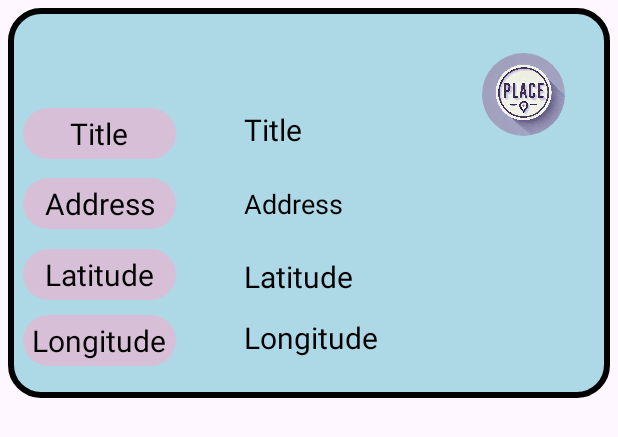
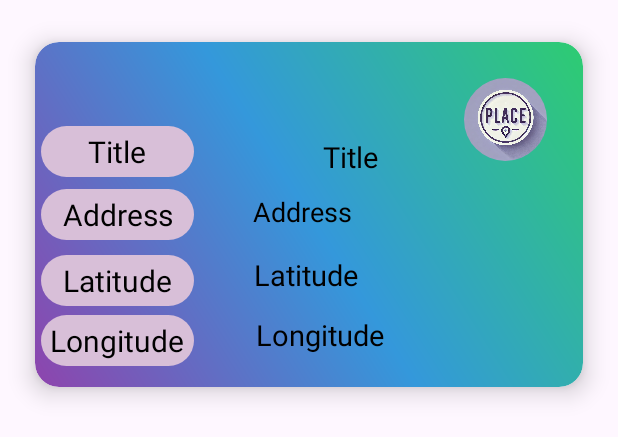
Before and after one commit to SilverDemon21/FinalProject, an Android app: the layout saved_location_item.xml on its own in the app's theme, with its tools: preview values and no code run, on a phone screen of 412 x 824 dp. Shown: the top 437 px of the screen. Run offline under Robolectric (Android 15) with nearby library versions, the phone set to English and light mode, and no system bars.

Commit message:
not committed error

```diff
--- /dev/null
+++ b/app/src/main/res/drawable/background_saved_location_item.xml
@@ -0,0 +1,11 @@
+<?xml version="1.0" encoding="utf-8"?>
+<shape xmlns:android="http://schemas.android.com/apk/res/android" android:shape="rectangle">
+    <gradient
+        android:angle="45"
+        android:startColor="#8E44AD"
+        android:centerColor="#3498DB"
+        android:endColor="#2ECC71"
+        android:type="linear">
+    </gradient>
+    <corners android:radius="16dp"/>
+</shape>
--- a/app/src/main/res/layout/saved_location_item.xml
+++ b/app/src/main/res/layout/saved_location_item.xml
@@ -1,15 +1,27 @@
 <?xml version="1.0" encoding="utf-8"?>
-<androidx.constraintlayout.widget.ConstraintLayout xmlns:android="http://schemas.android.com/apk/res/android"
+    <androidx.cardview.widget.CardView
+        xmlns:android="http://schemas.android.com/apk/res/android"
         xmlns:app="http://schemas.android.com/apk/res-auto"
         xmlns:tools="http://schemas.android.com/tools"
         android:layout_width="match_parent"
-    android:layout_height="260dp"
-    android:orientation="vertical"
-    android:background="@drawable/border_show_users"
-    android:layout_margin="5dp"
-    android:padding="10dp">
+        android:layout_height="270dp"
+        android:layout_margin="8dp"
+    app:cardCornerRadius="16dp"
+    app:cardElevation="10dp"
+    app:cardBackgroundColor="@android:color/white"
+    app:cardUseCompatPadding="true">
+
+
+
+
+        <androidx.constraintlayout.widget.ConstraintLayout
+            android:layout_width="match_parent"
+            android:layout_height="match_parent"
+            android:background="@drawable/background_saved_location_item"
+            android:padding="4dp">
 
             <TextView
+                android:id="@+id/textView"
                 android:layout_width="102dp"
                 android:layout_height="34dp"
                 android:background="@drawable/background_text_view_defult"
@@ -54,6 +66,7 @@
                 app:layout_constraintVertical_bias="0.733" />
 
             <TextView
+                android:id="@+id/textView3"
                 android:layout_width="102dp"
                 android:layout_height="34dp"
                 android:background="@drawable/background_text_view_defult"
@@ -70,43 +83,43 @@
 
             <TextView
                 android:id="@+id/addressTextView"
-        android:layout_width="231dp"
+                android:layout_width="214dp"
                 android:layout_height="59dp"
                 android:layout_marginVertical="10dp"
+                android:gravity="center_vertical"
                 android:text="Address"
                 android:textColor="@color/black"
                 android:textSize="18sp"
-        android:gravity="center_vertical"
                 app:layout_constraintBottom_toBottomOf="parent"
                 app:layout_constraintEnd_toEndOf="parent"
-        app:layout_constraintHorizontal_bias="0.98"
+                app:layout_constraintHorizontal_bias="0.985"
                 app:layout_constraintStart_toStartOf="parent"
                 app:layout_constraintTop_toTopOf="parent"
-        app:layout_constraintVertical_bias="0.502" />
+                app:layout_constraintVertical_bias="0.484" />
 
             <TextView
                 android:id="@+id/latitudeTextView"
-        android:layout_width="234dp"
+                android:layout_width="214dp"
                 android:layout_height="34dp"
                 android:layout_marginVertical="10dp"
                 android:text="Latitude"
                 android:textColor="@color/black"
-        android:textSize="20sp"
+                android:textSize="19sp"
                 app:layout_constraintBottom_toBottomOf="parent"
                 app:layout_constraintEnd_toEndOf="parent"
-        app:layout_constraintHorizontal_bias="1.0"
+                app:layout_constraintHorizontal_bias="0.992"
                 app:layout_constraintStart_toStartOf="parent"
                 app:layout_constraintTop_toTopOf="parent"
-        app:layout_constraintVertical_bias="0.781" />
+                app:layout_constraintVertical_bias="0.76" />
 
             <TextView
                 android:id="@+id/longitudeTextView"
-        android:layout_width="234dp"
+                android:layout_width="214dp"
                 android:layout_height="34dp"
                 android:layout_marginVertical="10dp"
                 android:text="Longitude"
                 android:textColor="@color/black"
-        android:textSize="20sp"
+                android:textSize="19sp"
                 app:layout_constraintBottom_toBottomOf="parent"
                 app:layout_constraintEnd_toEndOf="parent"
                 app:layout_constraintHorizontal_bias="1.0"
@@ -116,18 +129,19 @@
 
             <TextView
                 android:id="@+id/tileTextView"
-        android:layout_width="150dp"
-        android:layout_height="34dp"
+                android:layout_width="131dp"
+                android:layout_height="36dp"
                 android:layout_marginVertical="10dp"
                 android:text="Title"
                 android:textColor="@color/black"
-        android:textSize="20sp"
+                android:textSize="19sp"
+                android:gravity="center"
                 app:layout_constraintBottom_toBottomOf="parent"
                 app:layout_constraintEnd_toEndOf="parent"
-        app:layout_constraintHorizontal_bias="0.637"
+                app:layout_constraintHorizontal_bias="0.621"
                 app:layout_constraintStart_toStartOf="parent"
                 app:layout_constraintTop_toTopOf="parent"
-        app:layout_constraintVertical_bias="0.256" />
+                app:layout_constraintVertical_bias="0.268" />
 
             <de.hdodenhof.circleimageview.CircleImageView
                 android:layout_width="55dp"
@@ -140,6 +154,5 @@
                 app:layout_constraintStart_toStartOf="parent"
                 app:layout_constraintTop_toTopOf="parent"
                 app:layout_constraintVertical_bias="0.0" />
-
-
         </androidx.constraintlayout.widget.ConstraintLayout>
+    </androidx.cardview.widget.CardView>
```
Also changed, not shown: app/src/main/java/com/example/finalproject/mainAplication/groups.java (+65 -0 lines), app/src/main/res/layout/activity_groups.xml (+16 -0 lines), app/src/main/res/layout/dialog_create_new_group.xml (added, +58 -0 lines). Lines whose indentation alone changed are shown as unchanged.
